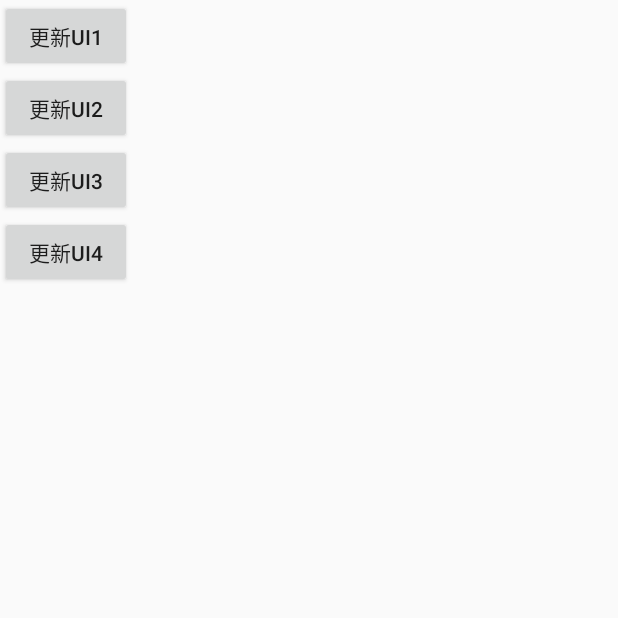
After one commit to chenrushui/android, an Android app: the TestUpdateUIActivity screen opened directly, with no data from a screen before it, on a phone screen of 412 x 824 dp, the top half of it. The commit adds this screen. Run offline under Robolectric (Android 15) with nearby library versions, the phone set to English and light mode, and no system bars.

Commit message:
20161009 Handler的使用

```diff
--- a/app/src/main/java/com/crs/demo/ui/handler/HandleActivity.java
+++ b/app/src/main/java/com/crs/demo/ui/handler/HandleActivity.java
@@ -15,7 +15,9 @@ import com.google.gson.Gson;
 /**
  * Created on 2016/8/24.
  * Author:crs
- * Description:消息机制的使用，线程间通讯
+ * Description:消息机制的使用,主要用于线程间通讯。
+ * 1)一个完整的消息要包括消息标识和消息内容.
+ * 2)handler.post(r): r是要执行的任务代码,意思就是说r的代码实际是在UI线程执行的,可以写更新UI的代码。
  */
 public class HandleActivity extends BaseActivity implements View.OnClickListener {
     private static final int SUCCESS_GET_DATE = 0;
@@ -88,7 +90,5 @@ public class HandleActivity extends BaseActivity implements View.OnClickListener
         //Handler传递消息的两种方式:内部的实现原理都是一样的
         //message.sendToTarget();
         mHandle.sendMessage(message);
-
-
     }
 }
--- /dev/null
+++ b/app/src/main/java/com/crs/demo/ui/handler/TestUpdateUIActivity.java
@@ -0,0 +1,121 @@
+package com.crs.demo.ui.handler;
+
+import android.os.Bundle;
+import android.os.Handler;
+import android.os.Message;
+import android.view.View;
+import android.widget.Button;
+import android.widget.TextView;
+
+import com.crs.demo.R;
+import com.crs.demo.base.BaseActivity;
+
+/**
+ * Created on 2016/10/9.
+ * Author:crs
+ * Description:安卓中四种更新UI的方式
+ * 1)handler.post()
+ * 2)handler.sendMessage()
+ * 3)runOnUIThread()
+ * 4)View.post
+ */
+public class TestUpdateUIActivity extends BaseActivity {
+
+    private static final int SUCCESS_GET_DATA = 1;
+    private Handler mHandler = new Handler();
+    private Handler myHandler = new Handler() {
+        @Override
+        public void handleMessage(Message msg) {
+            super.handleMessage(msg);
+            switch (msg.what) {
+                case SUCCESS_GET_DATA: {
+                    tv_activity_test_update_ui.setText("使用handler.sendMessage()更新");
+                }
+                break;
+            }
+        }
+    };
+    private TextView tv_activity_test_update_ui;
+
+    @Override
+    protected void onCreate(Bundle savedInstanceState) {
+        super.onCreate(savedInstanceState);
+        setContentView(R.layout.activity_test_update_ui);
+
+        initViews();
+    }
+
+    private void initViews() {
+        tv_activity_test_update_ui = findView(R.id.tv_activity_test_update_ui);
+        Button btn_test_handler1 = findView(R.id.btn_test_handler1);
+        Button btn_test_handler2 = findView(R.id.btn_test_handler2);
+        Button btn_test_handler3 = findView(R.id.btn_test_handler3);
+        Button btn_test_handler4 = findView(R.id.btn_test_handler4);
+
+        //第一种方式:在子线程中调用runOnUIThread()更细UI
+        btn_test_handler1.setOnClickListener(new View.OnClickListener() {
+            @Override
+            public void onClick(View v) {
+                new Thread(new Runnable() {
+                    @Override
+                    public void run() {
+                        runOnUiThread(new Runnable() {
+                            @Override
+                            public void run() {
+                                tv_activity_test_update_ui.setText("调用runOnUIThread方法更新");
+                            }
+                        });
+                    }
+                }).start();
+
+            }
+        });
+
+        //第二种方式:使用View的post()更新UI
+        btn_test_handler2.setOnClickListener(new View.OnClickListener() {
+            @Override
+            public void onClick(View v) {
+                tv_activity_test_update_ui.post(new Runnable() {
+                    @Override
+                    public void run() {
+                        tv_activity_test_update_ui.setText("使用View的post()更新UI");
+                    }
+                });
+
+            }
+        });
+
+        //第三种方式:使用Handler的post()更新UI
+        btn_test_handler3.setOnClickListener(new View.OnClickListener() {
+            @Override
+            public void onClick(View v) {
+                new Thread(new Runnable() {
+                    @Override
+                    public void run() {
+                        mHandler.post(new Runnable() {
+                            @Override
+                            public void run() {
+                                tv_activity_test_update_ui.setText("Handler的post()更新UI");
+                            }
+                        });
+                    }
+                }).start();
+            }
+        });
+
+        //第四种方式:使用Handler的sendMessage()更新UI
+        btn_test_handler4.setOnClickListener(new View.OnClickListener() {
+            @Override
+            public void onClick(View v) {
+                new Thread(new Runnable() {
+                    @Override
+                    public void run() {
+                        //Message message = new Message();
+                        //Message message = myHandler.obtainMessage();
+                        myHandler.sendEmptyMessage(SUCCESS_GET_DATA);
+                    }
+                }).start();
+            }
+        });
+    }
+}
--- a/app/src/main/res/layout/activity_test_handler.xml
+++ b/app/src/main/res/layout/activity_test_handler.xml
@@ -18,6 +18,7 @@
 
 
         <TextView
+           android:textColor="@color/color_status_bar"
             android:id="@+id/tv_test_handler"
             android:layout_width="match_parent"
             android:layout_height="wrap_content" />
--- /dev/null
+++ b/app/src/main/res/layout/activity_test_update_ui.xml
@@ -0,0 +1,46 @@
+<?xml version="1.0" encoding="utf-8"?>
+<LinearLayout xmlns:android="http://schemas.android.com/apk/res/android"
+    android:id="@+id/activity_main"
+    android:layout_width="match_parent"
+    android:layout_height="match_parent">
+
+    <LinearLayout
+        android:layout_width="match_parent"
+        android:layout_height="match_parent"
+        android:orientation="vertical">
+
+        <Button
+            android:id="@+id/btn_test_handler1"
+            android:layout_width="wrap_content"
+            android:layout_height="wrap_content"
+            android:text="更新UI1" />
+
+        <Button
+            android:id="@+id/btn_test_handler2"
+            android:layout_width="wrap_content"
+            android:layout_height="wrap_content"
+            android:text="更新UI2" />
+
+        <Button
+            android:id="@+id/btn_test_handler3"
+            android:layout_width="wrap_content"
+            android:layout_height="wrap_content"
+            android:text="更新UI3" />
+
+        <Button
+            android:id="@+id/btn_test_handler4"
+            android:layout_width="wrap_content"
+            android:layout_height="wrap_content"
+            android:text="更新UI4" />
+
+
+        <TextView
+            android:id="@+id/tv_activity_test_update_ui"
+            android:layout_width="match_parent"
+            android:layout_height="wrap_content"
+            android:textColor="@color/color_status_bar" />
+
+    </LinearLayout>
+
+
+</LinearLayout>
```
Also changed, not shown: app/src/main/AndroidManifest.xml (+23 -19 lines), app/src/main/java/com/crs/demo/ui/handler/TestCallBackActivity.java (added, +53 -0 lines), app/src/main/java/com/crs/demo/ui/handler/TestCustomHandlerActivity.java (added, +72 -0 lines), app/src/main/java/com/crs/demo/ui/handler/TestHandlerActivity.java (+21 -15 lines), app/src/main/java/com/crs/demo/ui/handler/TestPostDelayedActivity.java (added, +57 -0 lines), app/src/main/res/layout/activity_test_call_back.xml (added, +15 -0 lines), app/src/main/res/layout/activity_test_custom_handler.xml (added, +15 -0 lines), app/src/main/res/layout/activity_test_post_delayed.xml (added, +21 -0 lines), app/src/main/res/drawable/iv_1.png (added), app/src/main/res/drawable/iv_2.png (added), app/src/main/res/drawable/iv_3.png (added).
